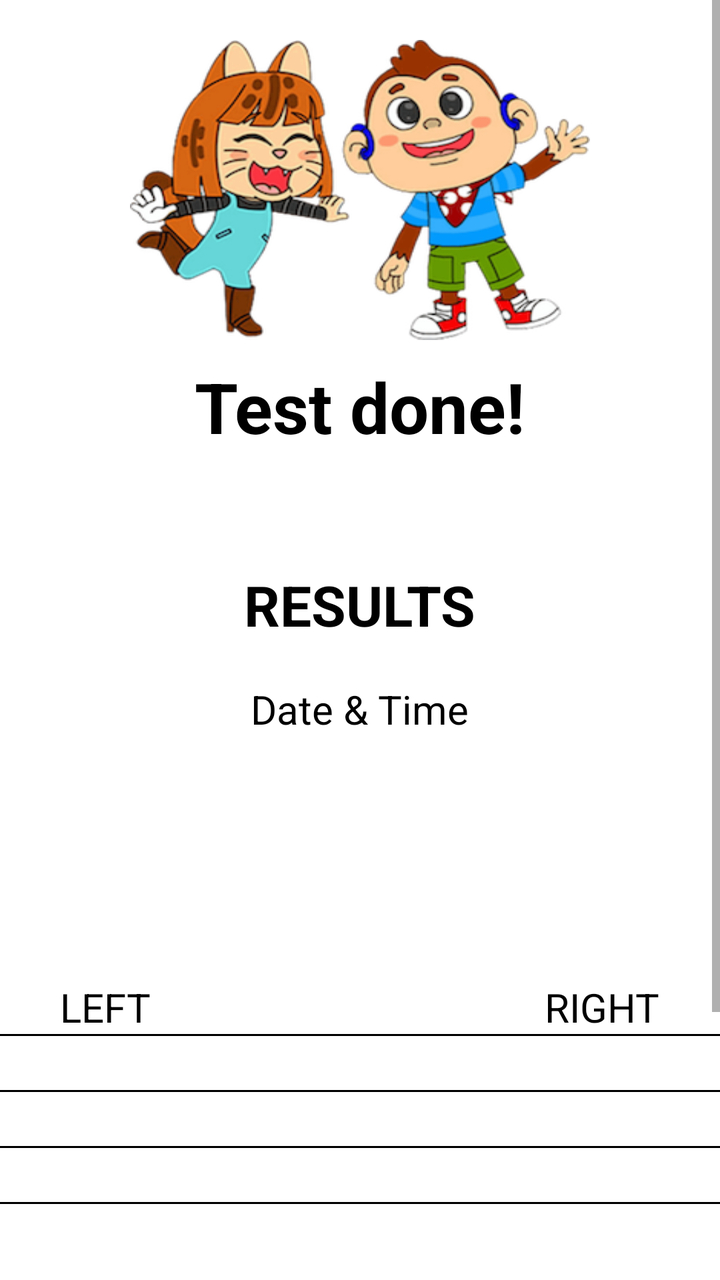
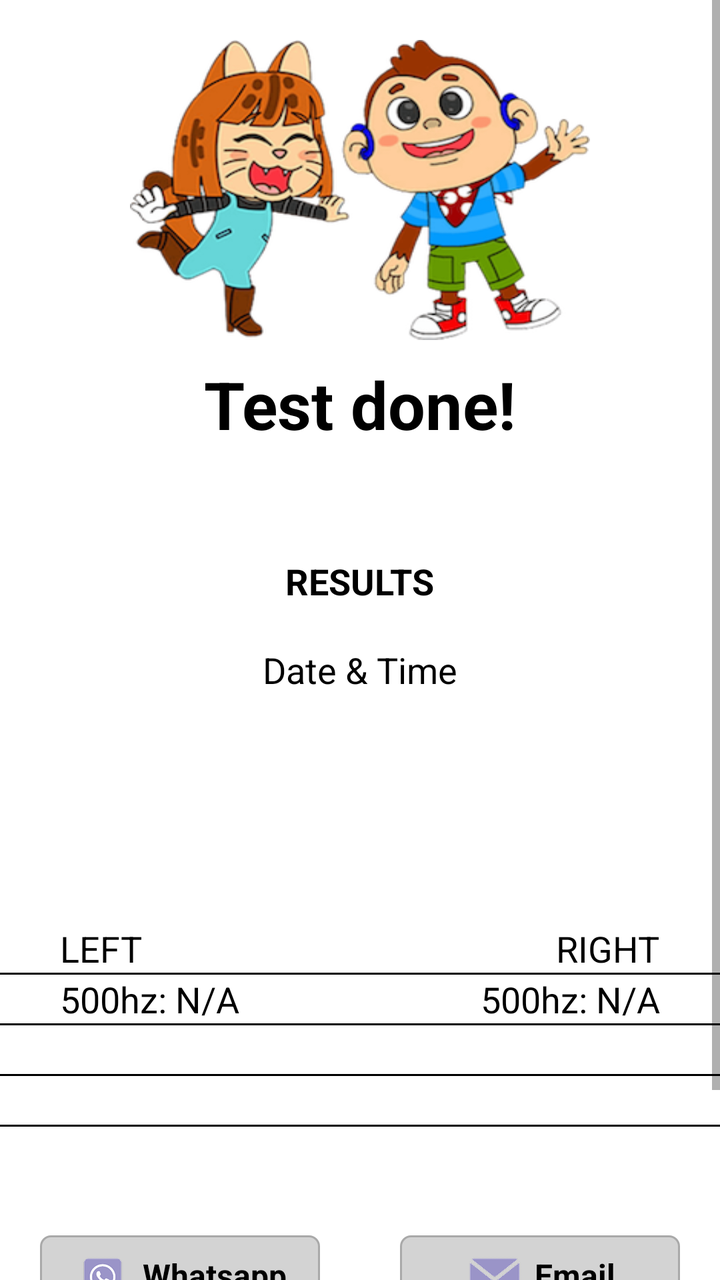

Before-and-after screenshots of an Android layout around one commit, followed by the original layout XML and the change that was made.
<!-- AndroidManifest.xml: application theme Theme.IAhead -->
<!-- res/layout/activity_resultpagenoisy.xml -->
<?xml version="1.0" encoding="utf-8"?>
<LinearLayout xmlns:android="http://schemas.android.com/apk/res/android"
    android:layout_width="match_parent"
    android:layout_height="match_parent"
    android:orientation="vertical">

    <ScrollView
        android:layout_width="match_parent"
        android:layout_height="match_parent">

        <LinearLayout
            android:layout_width="match_parent"
            android:layout_height="match_parent"
            android:orientation="vertical">

            <ImageView
                android:id="@+id/iv_twin"
                android:layout_marginTop="20dp"
                android:layout_marginRight="40dp"
                android:layout_marginLeft="40dp"
                android:background="@drawable/twin"
                android:layout_width="230dp"
                android:layout_gravity="center_horizontal"
                android:layout_height="150dp"/>

            <TextView
                android:layout_gravity="center_horizontal"
                android:layout_marginBottom="10dp"
                android:layout_marginTop="10dp"
                android:textStyle="bold"
                android:layout_width="wrap_content"
                android:layout_height="wrap_content"
                android:text="Test done!"
                android:textSize="35dp"
                android:textColor="@color/black"/>

            <TextView
                android:id="@+id/tv_id"
                android:layout_gravity="center_horizontal"
                android:layout_marginBottom="10dp"
                android:textStyle="bold"
                android:layout_width="wrap_content"
                android:layout_height="wrap_content"
                android:textSize="20dp"
                android:textColor="@color/black"/>

            <TextView
                android:layout_gravity="center_horizontal"
                android:layout_marginBottom="10dp"
                android:layout_marginTop="10dp"
                android:textStyle="bold"
                android:layout_width="wrap_content"
                android:layout_height="wrap_content"
                android:text="RESULTS"
                android:textSize="28dp"
                android:textColor="@color/black"/>

            <TextView
                android:layout_gravity="center_horizontal"
                android:layout_marginTop="10dp"
                android:layout_width="wrap_content"
                android:layout_height="wrap_content"
                android:text="Date &amp; Time"
                android:textSize="20dp"
                android:textColor="@color/black"/>

            <TextView
                android:id="@+id/tv_date"
                android:layout_gravity="center_horizontal"
                android:layout_marginTop="10dp"
                android:layout_width="wrap_content"
                android:layout_height="wrap_content"
                android:text=""
                android:textSize="23dp"
                android:textColor="@color/black"/>

            <TextView
                android:visibility="gone"
                android:layout_gravity="center_horizontal"
                android:layout_marginTop="10dp"
                android:layout_width="wrap_content"
                android:layout_height="wrap_content"
                android:text="TEST LOCATION"
                android:textSize="20dp"
                android:textColor="@color/black"/>

            <TextView
                android:id="@+id/tv_location"
                android:layout_gravity="center_horizontal"
                android:layout_marginTop="10dp"
                android:layout_width="wrap_content"
                android:layout_height="wrap_content"
                android:text=""
                android:textSize="23dp"
                android:textColor="@color/black"/>

            <TextView
                android:visibility="gone"
                android:layout_gravity="center_horizontal"
                android:layout_marginTop="10dp"
                android:layout_width="wrap_content"
                android:layout_height="wrap_content"
                android:text="SCREENING LEVEL"
                android:textSize="20dp"
                android:textColor="@color/black"/>

            <TextView
                android:id="@+id/tv_screening"
                android:layout_gravity="center_horizontal"
                android:layout_marginTop="10dp"
                android:layout_width="wrap_content"
                android:layout_height="wrap_content"
                android:text=""
                android:textSize="23dp"
                android:textColor="@color/black"/>

            <LinearLayout
                android:orientation="horizontal"
                android:layout_width="match_parent"
                android:layout_height="wrap_content"
                android:weightSum="2">

                <RelativeLayout
                    android:layout_weight="1"
                    android:layout_width="0dp"
                    android:layout_height="wrap_content">

                    <TextView
                        android:id="@+id/tv1"
                        android:layout_marginLeft="30dp"
                        android:layout_width="wrap_content"
                        android:layout_height="wrap_content"
                        android:text="LEFT"
                        android:textSize="20dp"
                        android:textColor="@color/black"/>

                    <View
                        android:id="@+id/view1"
                        android:layout_below="@+id/tv1"
                        android:layout_width="match_parent"
                        android:layout_height="1dp"
                        android:background="@color/black"/>

                    <TextView
                        android:layout_below="@+id/view1"
                        android:layout_marginLeft="30dp"
                        android:id="@+id/tv500left"
                        android:layout_width="wrap_content"
                        android:layout_height="wrap_content"
                        android:text=""
                        android:textSize="20dp"
                        android:textColor="@color/black"/>

                    <View
                        android:id="@+id/view11"
                        android:layout_below="@+id/tv500left"
                        android:layout_width="match_parent"
                        android:layout_height="1dp"
                        android:background="@color/black"/>

                    <TextView
                        android:layout_marginLeft="30dp"
                        android:layout_below="@+id/view11"
                        android:id="@+id/tv1000left"
                        android:layout_width="wrap_content"
                        android:layout_height="wrap_content"
                        android:text=""
                        android:textSize="20dp"
                        android:textColor="@color/black"/>

                    <View
                        android:id="@+id/view12"
                        android:layout_below="@+id/tv1000left"
                        android:layout_width="match_parent"
                        android:layout_height="1dp"
                        android:background="@color/black"/>

                    <TextView
                        android:layout_marginLeft="30dp"
                        android:layout_below="@+id/view12"
                        android:id="@+id/tv2000left"
                        android:layout_width="wrap_content"
                        android:layout_height="wrap_content"
                        android:text=""
                        android:textSize="20dp"
                        android:textColor="@color/black"/>

                    <View
                        android:id="@+id/view13"
                        android:layout_below="@+id/tv2000left"
                        android:layout_width="match_parent"
                        android:layout_height="1dp"
                        android:background="@color/black"/>

                    <TextView
                        android:layout_marginLeft="30dp"
                        android:layout_below="@+id/view13"
                        android:id="@+id/tv4000left"
                        android:layout_width="wrap_content"
                        android:layout_height="wrap_content"
                        android:text=""
                        android:textSize="20dp"
                        android:textColor="@color/black"/>

                </RelativeLayout>

                <RelativeLayout
                    android:layout_weight="1"
                    android:layout_width="0dp"
                    android:layout_height="wrap_content">

                    <TextView
                        android:layout_alignParentRight="true"
                        android:id="@+id/tv2"
                        android:layout_marginRight="30dp"
                        android:layout_width="wrap_content"
                        android:layout_height="wrap_content"
                        android:text="RIGHT"
                        android:textSize="20dp"
                        android:textColor="@color/black"/>

                    <View
                        android:id="@+id/view2"
                        android:layout_below="@+id/tv2"
                        android:layout_width="match_parent"
                        android:layout_height="1dp"
                        android:background="@color/black"/>

                    <TextView
                        android:layout_alignParentRight="true"
                        android:layout_below="@+id/view2"
                        android:layout_marginRight="30dp"
                        android:id="@+id/tv500right"
                        android:layout_width="wrap_content"
                        android:layout_height="wrap_content"
                        android:text=""
                        android:textSize="20dp"
                        android:textColor="@color/black"/>

                    <View
                        android:id="@+id/view21"
                        android:layout_below="@+id/tv500right"
                        android:layout_width="match_parent"
                        android:layout_height="1dp"
                        android:background="@color/black"/>

                    <TextView
                        android:layout_alignParentRight="true"
                        android:layout_marginRight="30dp"
                        android:layout_below="@+id/view21"
                        android:id="@+id/tv1000right"
                        android:layout_width="wrap_content"
                        android:layout_height="wrap_content"
                        android:text=""
                        android:textSize="20dp"
                        android:textColor="@color/black"/>

                    <View
                        android:id="@+id/view22"
                        android:layout_below="@+id/tv1000right"
                        android:layout_width="match_parent"
                        android:layout_height="1dp"
                        android:background="@color/black"/>

                    <TextView
                        android:layout_alignParentRight="true"
                        android:layout_marginRight="30dp"
                        android:layout_below="@+id/view22"
                        android:id="@+id/tv2000right"
                        android:layout_width="wrap_content"
                        android:layout_height="wrap_content"
                        android:text=""
                        android:textSize="20dp"
                        android:textColor="@color/black"/>

                    <View
                        android:id="@+id/view23"
                        android:layout_below="@+id/tv2000right"
                        android:layout_width="match_parent"
                        android:layout_height="1dp"
                        android:background="@color/black"/>

                    <TextView
                        android:layout_alignParentRight="true"
                        android:layout_marginRight="30dp"
                        android:layout_below="@+id/view23"
                        android:id="@+id/tv4000right"
                        android:layout_width="wrap_content"
                        android:layout_height="wrap_content"
                        android:text=""
                        android:textSize="20dp"
                        android:textColor="@color/black"/>

                </RelativeLayout>

            </LinearLayout>

            <LinearLayout
                android:weightSum="2"
                android:layout_marginTop="30dp"
                android:layout_marginBottom="20dp"
                android:layout_alignParentBottom="true"
                android:orientation="horizontal"
                android:layout_width="match_parent"
                android:layout_height="wrap_content">

                <LinearLayout
                    android:id="@+id/ll_whatsapp"
                    android:padding="5dp"
                    android:layout_marginRight="20dp"
                    android:layout_marginLeft="20dp"
                    android:background="@drawable/et_grey"
                    android:gravity="center_horizontal"
                    android:layout_weight="1"
                    android:layout_width="0dp"
                    android:layout_height="wrap_content">

                    <ImageView
                        android:background="@drawable/whatsapp_icon"
                        android:layout_width="30dp"
                        android:layout_height="30dp"/>

                    <TextView
                        android:layout_gravity="center_vertical"
                        android:layout_marginLeft="5dp"
                        android:id="@+id/tv_repeat"
                        android:layout_width="wrap_content"
                        android:layout_height="wrap_content"
                        android:text="Whatsapp"
                        android:textSize="16dp"
                        android:textStyle="bold"
                        android:textColor="@color/black"/>
                </LinearLayout>

                <LinearLayout
                    android:id="@+id/ll_email"
                    android:padding="5dp"
                    android:layout_marginRight="20dp"
                    android:layout_marginLeft="20dp"
                    android:background="@drawable/et_grey"
                    android:gravity="center_horizontal"
                    android:layout_weight="1"
                    android:layout_width="0dp"
                    android:layout_height="wrap_content">

                    <ImageView
                        android:background="@drawable/email_icon"
                        android:layout_width="30dp"
                        android:layout_height="30dp"/>

                    <TextView
                        android:layout_gravity="center_vertical"
                        android:layout_marginLeft="5dp"
                        android:id="@+id/tv_proceed"
                        android:layout_width="wrap_content"
                        android:layout_height="wrap_content"
                        android:text="Email"
                        android:textSize="16dp"
                        android:textStyle="bold"
                        android:layout_centerHorizontal="true"
                        android:textColor="@color/black"/>
                </LinearLayout>
            </LinearLayout>

            <LinearLayout
                android:id="@+id/ll_home"
                android:layout_marginTop="30dp"
                android:layout_gravity="center_horizontal"
                android:layout_width="wrap_content"
                android:layout_height="wrap_content"
                android:background="@color/dark_grey"
                android:orientation="horizontal">

                <TextView
                    android:layout_marginRight="50dp"
                    android:layout_marginLeft="50dp"
                    android:layout_marginBottom="10dp"
                    android:layout_marginTop="10dp"
                    android:textStyle="bold"
                    android:layout_width="wrap_content"
                    android:layout_height="wrap_content"
                    android:text="Home"
                    android:textSize="30dp"
                    android:textColor="@color/white"/>
            </LinearLayout>

        </LinearLayout>
    </ScrollView>
</LinearLayout>
<!-- resources referenced by this layout -->
<resources>
  <color name="black">#FF000000</color>
  <color name="dark_grey">#71797E</color>
  <color name="white">#FFFFFFFF</color>
  <!-- drawable email_icon: png bitmap (drawable, 8034 bytes) -->
  <!-- drawable et_grey (drawable) -->
  <?xml version="1.0" encoding="utf-8"?>
  <shape xmlns:android="http://schemas.android.com/apk/res/android"
      android:shape="rectangle"
      android:padding="10dp">
  
      <solid android:color="@color/light_grey" />
      <corners
          android:bottomRightRadius="5dp"
          android:bottomLeftRadius="5dp"
          android:topLeftRadius="5dp"
          android:topRightRadius="5dp" />
      <stroke
          android:color="@color/grey"
          android:width="1dp"/>
  </shape>
  <!-- drawable twin: png bitmap (drawable, 100484 bytes) -->
  <!-- drawable whatsapp_icon: png bitmap (drawable, 8953 bytes) -->
  <style name="Theme.IAhead" parent="Theme.MaterialComponents.DayNight.NoActionBar">
          
          <item name="colorPrimary">@color/purple_500</item>
          <item name="colorPrimaryVariant">@color/purple_700</item>
          <item name="colorOnPrimary">@color/white</item>
          
          <item name="colorSecondary">@color/teal_200</item>
          <item name="colorSecondaryVariant">@color/teal_700</item>
          <item name="colorOnSecondary">@color/black</item>
          
          <item name="android:statusBarColor">?attr/colorPrimaryVariant</item>
          
      </style>
  <color name="light_grey">#D3D3D3</color>
  <color name="grey">#A9A9A9</color>
  <color name="purple_500">#FF6200EE</color>
  <color name="purple_700">#FF3700B3</color>
  <color name="teal_200">#FF03DAC5</color>
  <color name="teal_700">#FF018786</color>
</resources>

<!-- the commit's change to res/layout/activity_resultpagenoisy.xml (unified diff, before → after) -->
@@ -31,7 +31,7 @@
                 android:layout_width="wrap_content"
                 android:layout_height="wrap_content"
                 android:text="Test done!"
-                android:textSize="35dp"
+                android:textSize="33dp"
                 android:textColor="@color/black"/>
 
             <TextView
@@ -41,7 +41,7 @@
                 android:textStyle="bold"
                 android:layout_width="wrap_content"
                 android:layout_height="wrap_content"
-                android:textSize="20dp"
+                android:textSize="18dp"
                 android:textColor="@color/black"/>
 
             <TextView
@@ -52,7 +52,7 @@
                 android:layout_width="wrap_content"
                 android:layout_height="wrap_content"
                 android:text="RESULTS"
-                android:textSize="28dp"
+                android:textSize="18dp"
                 android:textColor="@color/black"/>
 
             <TextView
@@ -61,7 +61,7 @@
                 android:layout_width="wrap_content"
                 android:layout_height="wrap_content"
                 android:text="Date &amp; Time"
-                android:textSize="20dp"
+                android:textSize="18dp"
                 android:textColor="@color/black"/>
 
             <TextView
@@ -71,7 +71,7 @@
                 android:layout_width="wrap_content"
                 android:layout_height="wrap_content"
                 android:text=""
-                android:textSize="23dp"
+                android:textSize="21dp"
                 android:textColor="@color/black"/>
 
             <TextView
@@ -81,7 +81,7 @@
                 android:layout_width="wrap_content"
                 android:layout_height="wrap_content"
                 android:text="TEST LOCATION"
-                android:textSize="20dp"
+                android:textSize="18dp"
                 android:textColor="@color/black"/>
 
             <TextView
@@ -91,7 +91,7 @@
                 android:layout_width="wrap_content"
                 android:layout_height="wrap_content"
                 android:text=""
-                android:textSize="23dp"
+                android:textSize="21dp"
                 android:textColor="@color/black"/>
 
             <TextView
@@ -101,7 +101,7 @@
                 android:layout_width="wrap_content"
                 android:layout_height="wrap_content"
                 android:text="SCREENING LEVEL"
-                android:textSize="20dp"
+                android:textSize="18dp"
                 android:textColor="@color/black"/>
 
             <TextView
@@ -111,7 +111,7 @@
                 android:layout_width="wrap_content"
                 android:layout_height="wrap_content"
                 android:text=""
-                android:textSize="23dp"
+                android:textSize="21dp"
                 android:textColor="@color/black"/>
 
             <LinearLayout
@@ -131,7 +131,7 @@
                         android:layout_width="wrap_content"
                         android:layout_height="wrap_content"
                         android:text="LEFT"
-                        android:textSize="20dp"
+                        android:textSize="18dp"
                         android:textColor="@color/black"/>
 
                     <View
@@ -147,8 +147,8 @@
                         android:id="@+id/tv500left"
                         android:layout_width="wrap_content"
                         android:layout_height="wrap_content"
-                        android:text=""
-                        android:textSize="20dp"
+                        android:text="500hz: N/A"
+                        android:textSize="18dp"
                         android:textColor="@color/black"/>
 
                     <View
@@ -165,7 +165,7 @@
                         android:layout_width="wrap_content"
                         android:layout_height="wrap_content"
                         android:text=""
-                        android:textSize="20dp"
+                        android:textSize="18dp"
                         android:textColor="@color/black"/>
 
                     <View
@@ -182,7 +182,7 @@
                         android:layout_width="wrap_content"
                         android:layout_height="wrap_content"
                         android:text=""
-                        android:textSize="20dp"
+                        android:textSize="18dp"
                         android:textColor="@color/black"/>
 
                     <View
@@ -199,7 +199,7 @@
                         android:layout_width="wrap_content"
                         android:layout_height="wrap_content"
                         android:text=""
-                        android:textSize="20dp"
+                        android:textSize="18dp"
                         android:textColor="@color/black"/>
 
                 </RelativeLayout>
@@ -216,7 +216,7 @@
                         android:layout_width="wrap_content"
                         android:layout_height="wrap_content"
                         android:text="RIGHT"
-                        android:textSize="20dp"
+                        android:textSize="18dp"
                         android:textColor="@color/black"/>
 
                     <View
@@ -233,8 +233,8 @@
                         android:id="@+id/tv500right"
                         android:layout_width="wrap_content"
                         android:layout_height="wrap_content"
-                        android:text=""
-                        android:textSize="20dp"
+                        android:text="500hz: N/A"
+                        android:textSize="18dp"
                         android:textColor="@color/black"/>
 
                     <View
@@ -252,7 +252,7 @@
                         android:layout_width="wrap_content"
                         android:layout_height="wrap_content"
                         android:text=""
-                        android:textSize="20dp"
+                        android:textSize="18dp"
                         android:textColor="@color/black"/>
 
                     <View
@@ -270,7 +270,7 @@
                         android:layout_width="wrap_content"
                         android:layout_height="wrap_content"
                         android:text=""
-                        android:textSize="20dp"
+                        android:textSize="18dp"
                         android:textColor="@color/black"/>
 
                     <View
@@ -288,7 +288,7 @@
                         android:layout_width="wrap_content"
                         android:layout_height="wrap_content"
                         android:text=""
-                        android:textSize="20dp"
+                        android:textSize="18dp"
                         android:textColor="@color/black"/>
 
                 </RelativeLayout>
@@ -364,7 +364,7 @@
 
             <LinearLayout
                 android:id="@+id/ll_home"
-                android:layout_marginTop="30dp"
+                android:layout_marginTop="20dp"
                 android:layout_gravity="center_horizontal"
                 android:layout_width="wrap_content"
                 android:layout_height="wrap_content"
@@ -380,7 +380,7 @@
                     android:layout_width="wrap_content"
                     android:layout_height="wrap_content"
                     android:text="Home"
-                    android:textSize="30dp"
+                    android:textSize="25dp"
                     android:textColor="@color/white"/>
             </LinearLayout>
 
